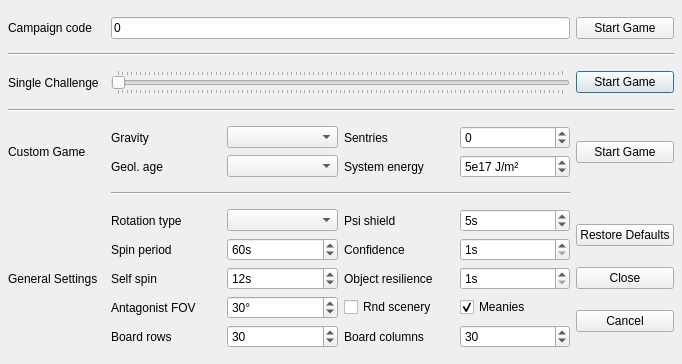
Qt form sentinel/src/ui/dialog_setup_game.ui (kochsoft/free_sentinel_gl) before a commit.
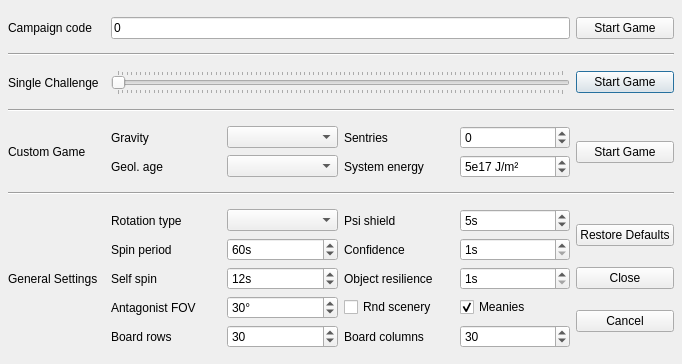
The same form after that commit.

Commit message: Corrected the length of one separation line.

The edit to the form file:
```diff
--- a/sentinel/src/ui/dialog_setup_game.ui
+++ b/sentinel/src/ui/dialog_setup_game.ui
@@ -47,13 +47,6 @@
     <property name="horizontalSpacing">
      <number>6</number>
     </property>
-    <item row="7" column="3">
-     <widget class="Line" name="hline_3">
-      <property name="orientation">
-       <enum>Qt::Horizontal</enum>
-      </property>
-     </widget>
-    </item>
     <item row="1" column="3">
      <widget class="QLineEdit" name="lineEdit_campaign">
       <property name="text">
@@ -466,6 +459,13 @@
       </property>
      </widget>
     </item>
+    <item row="7" column="1" colspan="4">
+     <widget class="Line" name="hline_3">
+      <property name="orientation">
+       <enum>Qt::Horizontal</enum>
+      </property>
+     </widget>
+    </item>
    </layout>
   </widget>
  </widget>
```
